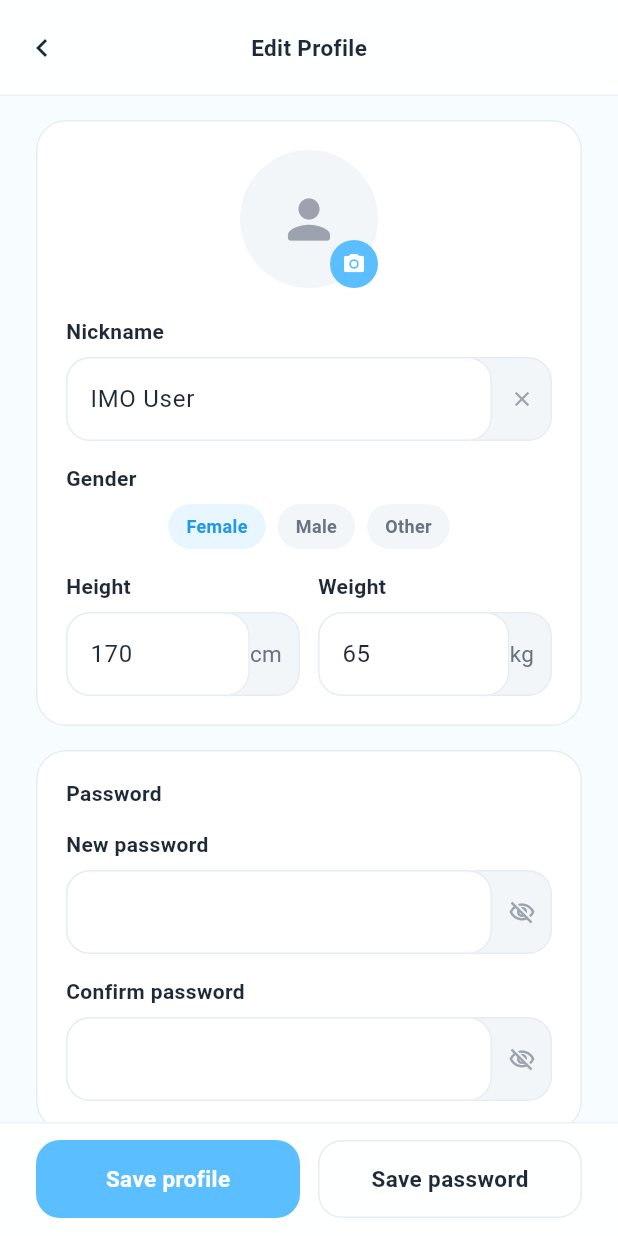
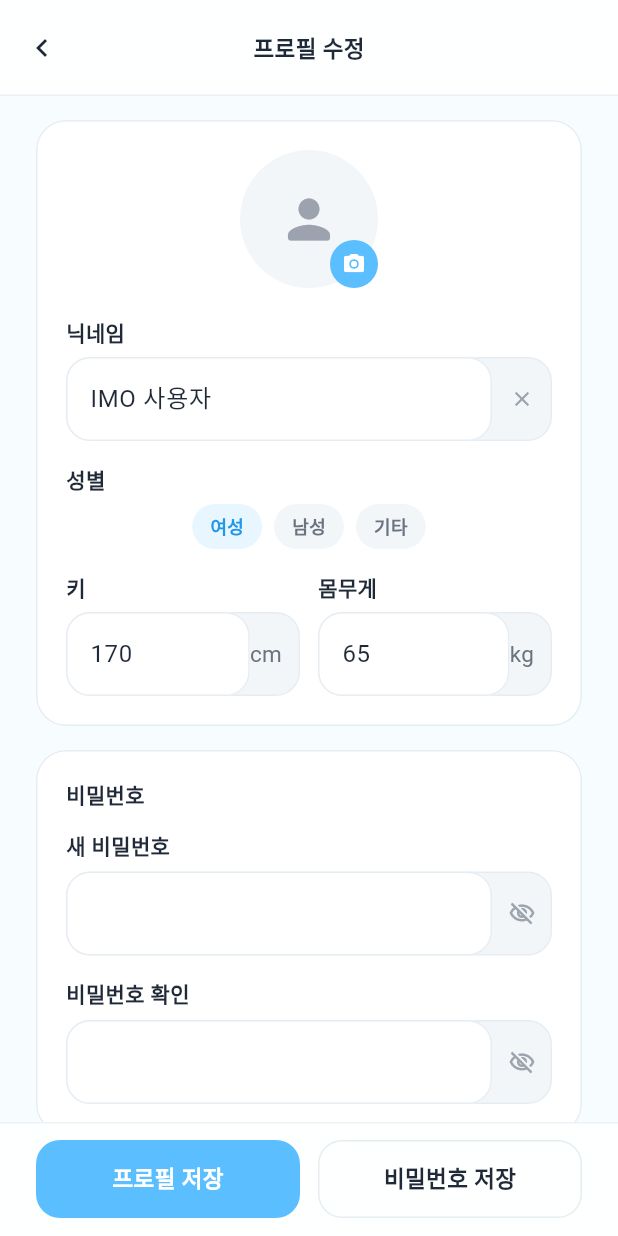
Before and after one commit to dltndud0313/IMO, a Flutter app: the ProfileEditScreen screen opened by its route, on a phone screen of 412 x 824 dp. Run offline on Flutter 3.47's test engine with Material 3 defaults, Android fonts, the phone set to English and light mode, and no system bars; our stand-ins replace dio, get_it, go_router, shared_preferences; accounts and stored records are empty.

Commit message:
style(app): 프로필 수정 화면 정리

```diff
--- a/app/lib/ui/mypage/widgets/profile_edit_screen.dart
+++ b/app/lib/ui/mypage/widgets/profile_edit_screen.dart
@@ -13,12 +13,12 @@ class ProfileEditScreen extends StatefulWidget {
 }
 
 class _ProfileEditScreenState extends State<ProfileEditScreen> {
-  final _nicknameController = TextEditingController(text: 'IMO User');
+  final _nicknameController = TextEditingController(text: 'IMO 사용자');
   final _heightController = TextEditingController(text: '170');
   final _weightController = TextEditingController(text: '65');
   final _passwordController = TextEditingController();
   final _passwordConfirmController = TextEditingController();
-  String _gender = 'Female';
+  String _gender = '여성';
 
   @override
   void dispose() {
@@ -33,21 +33,21 @@ class _ProfileEditScreenState extends State<ProfileEditScreen> {
   @override
   Widget build(BuildContext context) {
     return AppScaffold(
-      title: 'Edit Profile',
+      title: '프로필 수정',
       showBackButton: true,
       scrollable: true,
       bottom: Row(
         children: [
           Expanded(
             child: ImoButton(
-              label: 'Save profile',
+              label: '프로필 저장',
               onPressed: () => context.pop(),
             ),
           ),
           const SizedBox(width: AppSpacing.sm),
           Expanded(
             child: ImoButton(
-              label: 'Save password',
+              label: '비밀번호 저장',
               variant: ImoButtonVariant.outline,
               onPressed: () {},
             ),
@@ -94,21 +94,21 @@ class _ProfileEditScreenState extends State<ProfileEditScreen> {
                 ),
                 const SizedBox(height: AppSpacing.lg),
                 ImoTextField(
-                  label: 'Nickname',
-                  hint: 'Enter nickname',
+                  label: '닉네임',
+                  hint: '닉네임을 입력해 주세요',
                   controller: _nicknameController,
                   clearable: true,
                 ),
                 const SizedBox(height: AppSpacing.md),
                 Align(
                   alignment: Alignment.centerLeft,
-                  child: Text('Gender', style: AppTextStyles.label),
+                  child: Text('성별', style: AppTextStyles.label),
                 ),
                 const SizedBox(height: AppSpacing.xs),
                 Wrap(
                   spacing: AppSpacing.xs,
                   children: [
-                    for (final gender in const ['Female', 'Male', 'Other'])
+                    for (final gender in const ['여성', '남성', '기타'])
                       ImoChip(
                         label: gender,
                         selected: _gender == gender,
@@ -121,7 +121,7 @@ class _ProfileEditScreenState extends State<ProfileEditScreen> {
                   children: [
                     Expanded(
                       child: ImoTextField(
-                        label: 'Height',
+                        label: '키',
                         hint: 'cm',
                         controller: _heightController,
                         keyboardType: TextInputType.number,
@@ -131,7 +131,7 @@ class _ProfileEditScreenState extends State<ProfileEditScreen> {
                     const SizedBox(width: AppSpacing.sm),
                     Expanded(
                       child: ImoTextField(
-                        label: 'Weight',
+                        label: '몸무게',
                         hint: 'kg',
                         controller: _weightController,
                         keyboardType: TextInputType.number,
@@ -149,16 +149,16 @@ class _ProfileEditScreenState extends State<ProfileEditScreen> {
             child: Column(
               crossAxisAlignment: CrossAxisAlignment.start,
               children: [
-                Text('Password', style: AppTextStyles.label),
+                Text('비밀번호', style: AppTextStyles.label),
                 const SizedBox(height: AppSpacing.md),
                 ImoTextField(
-                  label: 'New password',
+                  label: '새 비밀번호',
                   controller: _passwordController,
                   obscureText: true,
                 ),
                 const SizedBox(height: AppSpacing.md),
                 ImoTextField(
-                  label: 'Confirm password',
+                  label: '비밀번호 확인',
                   controller: _passwordConfirmController,
                   obscureText: true,
                 ),
```
